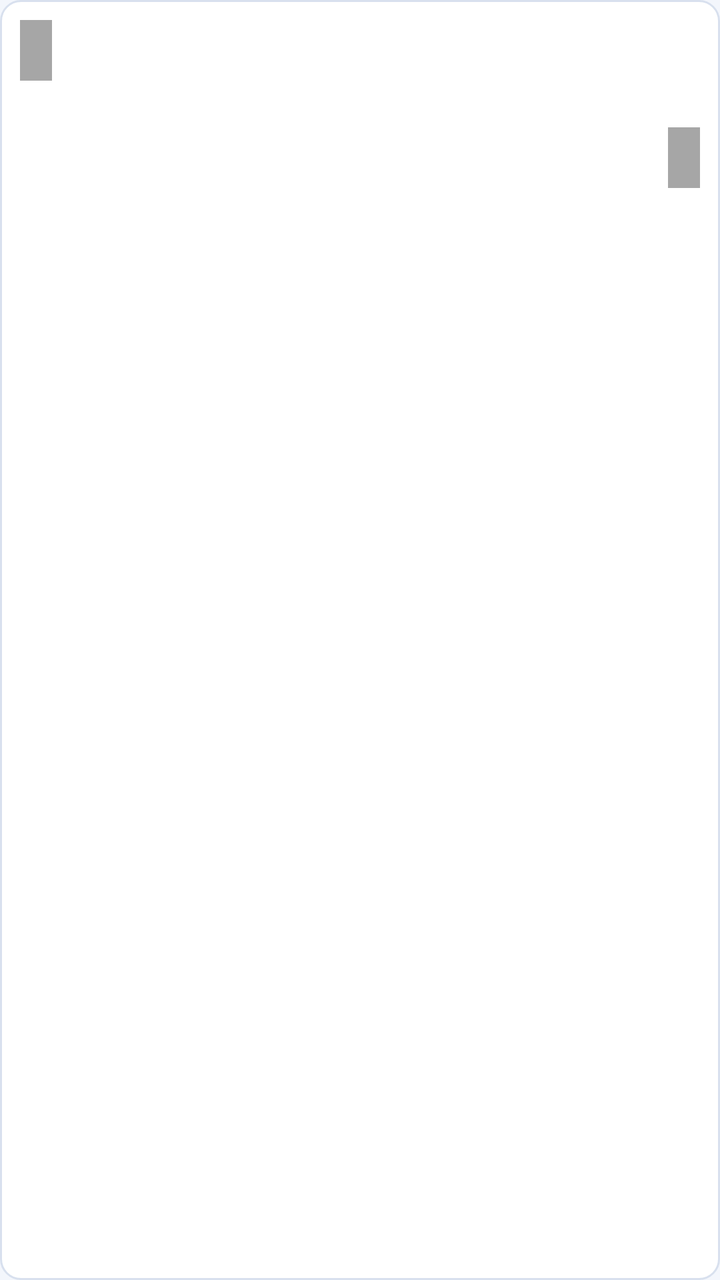
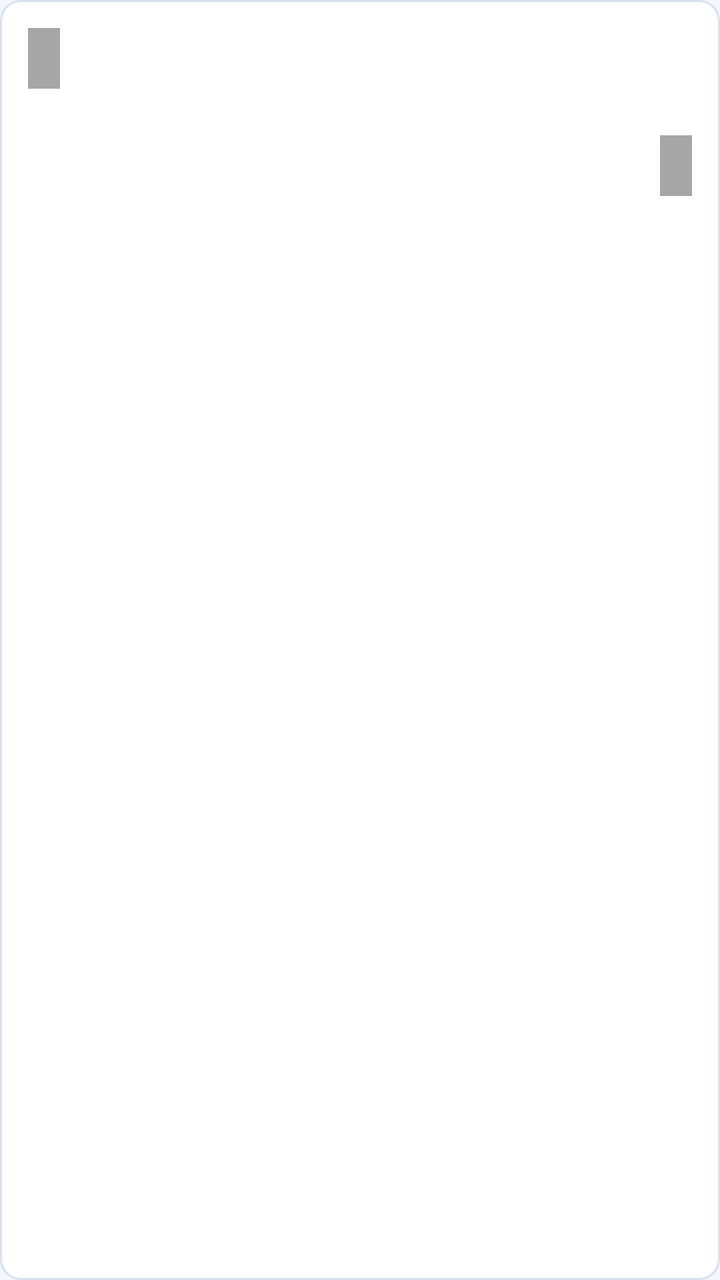

Two renders of the same Android screen: before a commit and after it. Below are the layout's source before the change and the commit's diff.
<!-- AndroidManifest.xml: application theme Theme.Eced.Tv -->
<!-- res/layout/card_lesson.xml -->
<?xml version="1.0" encoding="utf-8"?>
<LinearLayout xmlns:android="http://schemas.android.com/apk/res/android"
    android:id="@+id/card_root"
    android:layout_width="280dp"
    android:layout_height="188dp"
    android:orientation="vertical"
    android:background="@drawable/card_bg"
    android:focusable="true"
    android:focusableInTouchMode="true">

    
    <FrameLayout
        android:id="@+id/card_art"
        android:layout_width="match_parent"
        android:layout_height="104dp">

        
        <ImageView
            android:id="@+id/card_poster"
            android:layout_width="match_parent"
            android:layout_height="match_parent"
            android:scaleType="centerCrop"
            android:contentDescription="@null" />

        
        <View
            android:id="@+id/card_poster_scrim"
            android:layout_width="match_parent"
            android:layout_height="match_parent"
            android:background="@color/poster_scrim"
            android:visibility="gone" />

        <TextView
            android:id="@+id/card_glyph"
            android:layout_width="match_parent"
            android:layout_height="match_parent"
            android:gravity="center"
            android:textColor="@color/on_subject"
            android:alpha="0.92"
            android:textSize="@dimen/text_display"
            android:textStyle="bold" />

        <TextView
            android:id="@+id/card_kicker"
            android:layout_width="wrap_content"
            android:layout_height="wrap_content"
            android:layout_gravity="top|start"
            android:layout_margin="10dp"
            android:paddingHorizontal="8dp"
            android:paddingVertical="3dp"
            android:background="@color/badge_scrim"
            android:textColor="@color/on_subject"
            android:textSize="@dimen/text_label"
            android:letterSpacing="0.08"
            android:textStyle="bold" />

        <TextView
            android:id="@+id/card_count"
            android:layout_width="wrap_content"
            android:layout_height="wrap_content"
            android:layout_gravity="bottom|end"
            android:layout_margin="10dp"
            android:paddingHorizontal="8dp"
            android:paddingVertical="3dp"
            android:background="@color/badge_scrim"
            android:textColor="@color/on_subject"
            android:textSize="@dimen/text_label" />
    </FrameLayout>

    
    <FrameLayout
        android:id="@+id/card_progress_track"
        android:layout_width="match_parent"
        android:layout_height="4dp"
        android:background="@color/hairline"
        android:visibility="gone">

        <View
            android:id="@+id/card_progress_fill"
            android:layout_width="0dp"
            android:layout_height="match_parent"
            android:background="@color/focus_gold" />
    </FrameLayout>

    <LinearLayout
        android:layout_width="match_parent"
        android:layout_height="0dp"
        android:layout_weight="1"
        android:orientation="vertical"
        android:paddingHorizontal="14dp"
        android:paddingTop="10dp"
        android:paddingBottom="12dp">

        <TextView
            android:id="@+id/card_title"
            android:layout_width="match_parent"
            android:layout_height="wrap_content"
            android:maxLines="2"
            android:ellipsize="end"
            android:textColor="@color/tv_ink"
            android:textSize="@dimen/text_body" />

        <TextView
            android:id="@+id/card_meta"
            android:layout_width="match_parent"
            android:layout_height="wrap_content"
            android:layout_marginTop="3dp"
            android:maxLines="1"
            android:ellipsize="end"
            android:textColor="@color/tv_muted"
            android:textSize="@dimen/text_label" />
    </LinearLayout>
</LinearLayout>
<!-- resources referenced by this layout -->
<resources>
  <color name="badge_scrim">#59000000</color>
  <color name="focus_gold">#9A6B05</color>
  <color name="hairline">#D8E0EE</color>
  <color name="on_subject">#FFFFFF</color>
  <color name="poster_scrim">#59000000</color>
  <color name="tv_ink">#0B1428</color>
  <color name="tv_muted">#55627D</color>
  <dimen name="text_body">20sp</dimen>
  <dimen name="text_display">44sp</dimen>
  <dimen name="text_label">18sp</dimen>
  <!-- drawable card_bg (drawable) -->
  <?xml version="1.0" encoding="utf-8"?>
  <selector xmlns:android="http://schemas.android.com/apk/res/android">
      <item android:state_focused="true">
          <shape android:shape="rectangle">
              <solid android:color="@color/surface_focus" />
              <stroke android:width="4dp" android:color="@color/focus_gold" />
              <corners android:radius="10dp" />
          </shape>
      </item>
      <item>
          <shape android:shape="rectangle">
              <solid android:color="@color/tv_panel" />
              <stroke android:width="1dp" android:color="@color/hairline" />
              <corners android:radius="10dp" />
          </shape>
      </item>
  </selector>
  <style name="Theme.Eced.Tv" parent="Theme.Leanback">
          <item name="android:windowBackground">@color/tv_bg</item>
          <item name="android:colorBackground">@color/tv_bg</item>
          <item name="android:colorPrimary">@color/focus_gold</item>
          <item name="android:colorAccent">@color/focus_gold</item>
      </style>
  <color name="surface_focus">#FFF4DC</color>
  <color name="tv_panel">#FFFFFF</color>
  <color name="tv_bg">#F3F6FC</color>
</resources>

<!-- the commit's change to res/layout/card_lesson.xml (unified diff, before → after) -->
@@ -9,10 +9,14 @@
     android:focusableInTouchMode="true">
 
     
+    
     <FrameLayout
         android:id="@+id/card_art"
         android:layout_width="match_parent"
-        android:layout_height="104dp">
+        android:layout_height="104dp"
+        android:layout_marginStart="4dp"
+        android:layout_marginTop="4dp"
+        android:layout_marginEnd="4dp">
 
         
         <ImageView
@@ -72,6 +76,8 @@
         android:id="@+id/card_progress_track"
         android:layout_width="match_parent"
         android:layout_height="4dp"
+        android:layout_marginStart="4dp"
+        android:layout_marginEnd="4dp"
         android:background="@color/hairline"
         android:visibility="gone">
 
